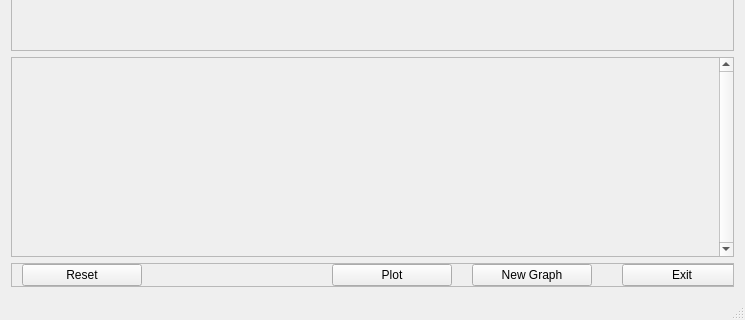
This is Src/widget.ui in RMRanasinghe/QtWidget as Qt 5 draws it before an edit; both pictures show x 0 to 745 and y 423 to 743 of the 745 by 743 pixel window. The edited form follows.
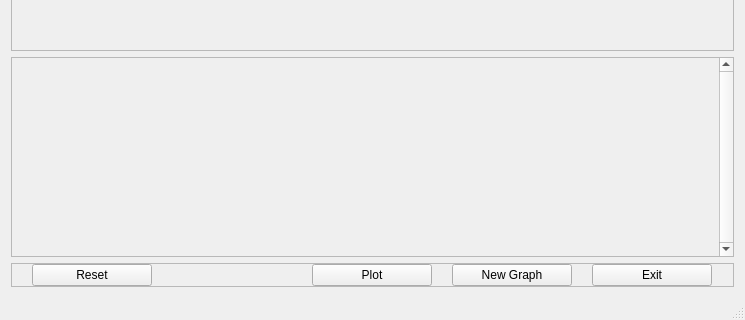
This is the edited form.

```diff
--- a/Src/widget.ui
+++ b/Src/widget.ui
@@ -195,7 +195,7 @@
        <widget class="QPushButton" name="pushButton">
         <property name="geometry">
          <rect>
-          <x>460</x>
+          <x>440</x>
           <y>0</y>
           <width>120</width>
           <height>22</height>
@@ -208,7 +208,7 @@
        <widget class="QPushButton" name="pushButton_2">
         <property name="geometry">
          <rect>
-          <x>610</x>
+          <x>580</x>
           <y>0</y>
           <width>120</width>
           <height>22</height>
@@ -221,7 +221,7 @@
        <widget class="QPushButton" name="pushButton_3">
         <property name="geometry">
          <rect>
-          <x>320</x>
+          <x>300</x>
           <y>0</y>
           <width>120</width>
           <height>22</height>
@@ -234,7 +234,7 @@
        <widget class="QPushButton" name="pushButton_4">
         <property name="geometry">
          <rect>
-          <x>10</x>
+          <x>20</x>
           <y>0</y>
           <width>120</width>
           <height>22</height>
```
